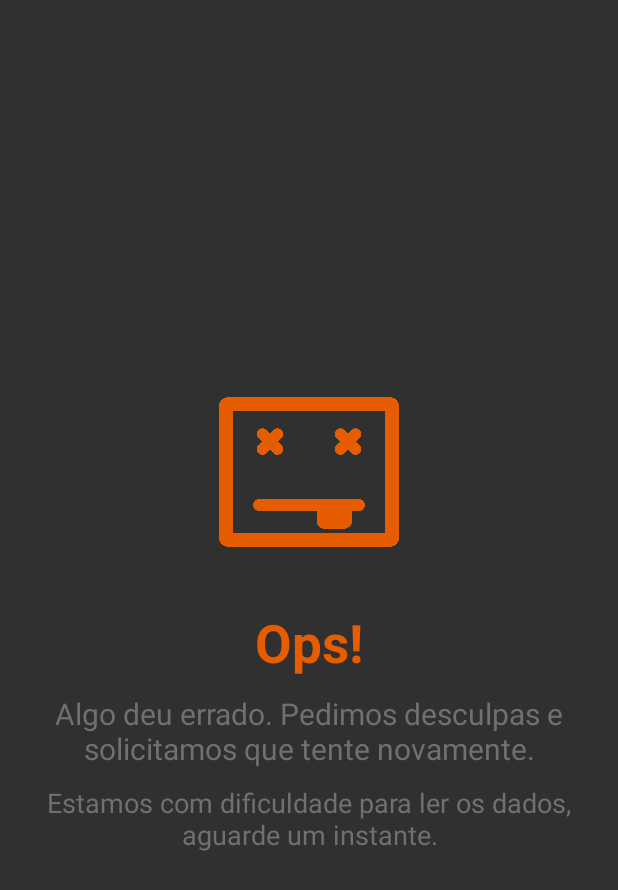
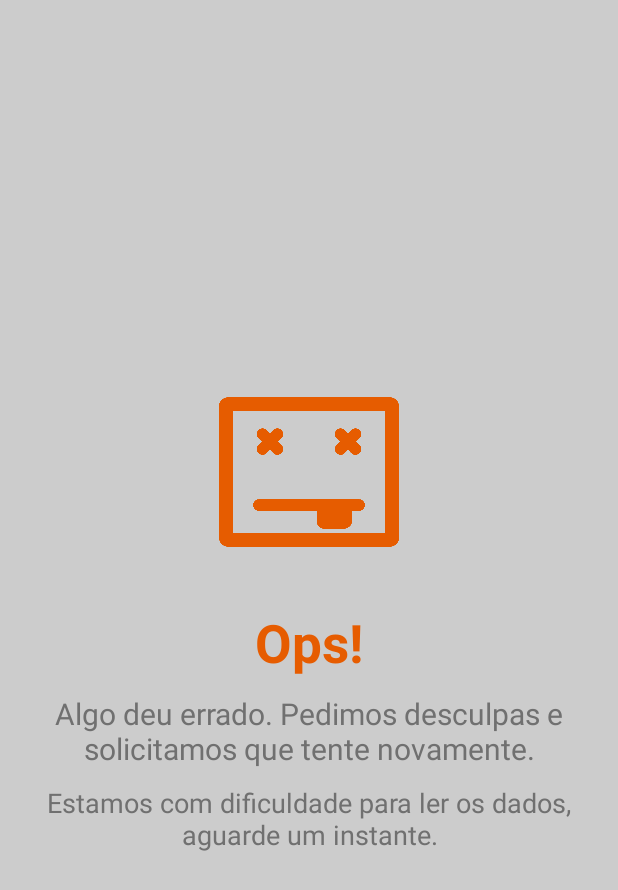
Before and after one commit to apphidroluz/AppHidroluzMedicao, an Android app: the Tela_erro screen opened directly, with no data from a screen before it, on a phone screen of 412 x 824 dp. Shown: the top 890 px of the screen. Run offline under Robolectric (Android 15) with nearby library versions, the phone set to English and light mode, and no system bars.

Commit message:
tela de erro

```diff
--- a/app/src/main/res/layout/tela_erro.xml
+++ b/app/src/main/res/layout/tela_erro.xml
@@ -7,6 +7,7 @@
     android:gravity="center_vertical|center_horizontal"
     android:orientation="vertical"
     android:padding="16dp"
+    android:background="@color/cinza_c"
     tools:context=".Tela_erro">
 
     <ImageView
```
